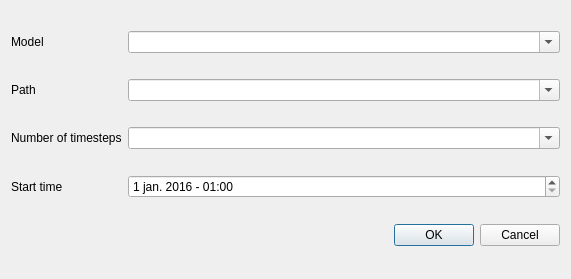
Old version of the form jrodos_dialog_base.ui in the repository rduivenvoorde/jrodos.
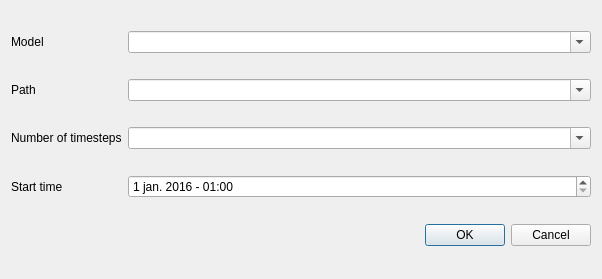
New version of the form.

```diff
--- a/jrodos_dialog_base.ui
+++ b/jrodos_dialog_base.ui
@@ -6,7 +6,7 @@
    <rect>
     <x>0</x>
     <y>0</y>
-    <width>571</width>
+    <width>602</width>
     <height>279</height>
    </rect>
   </property>
```
